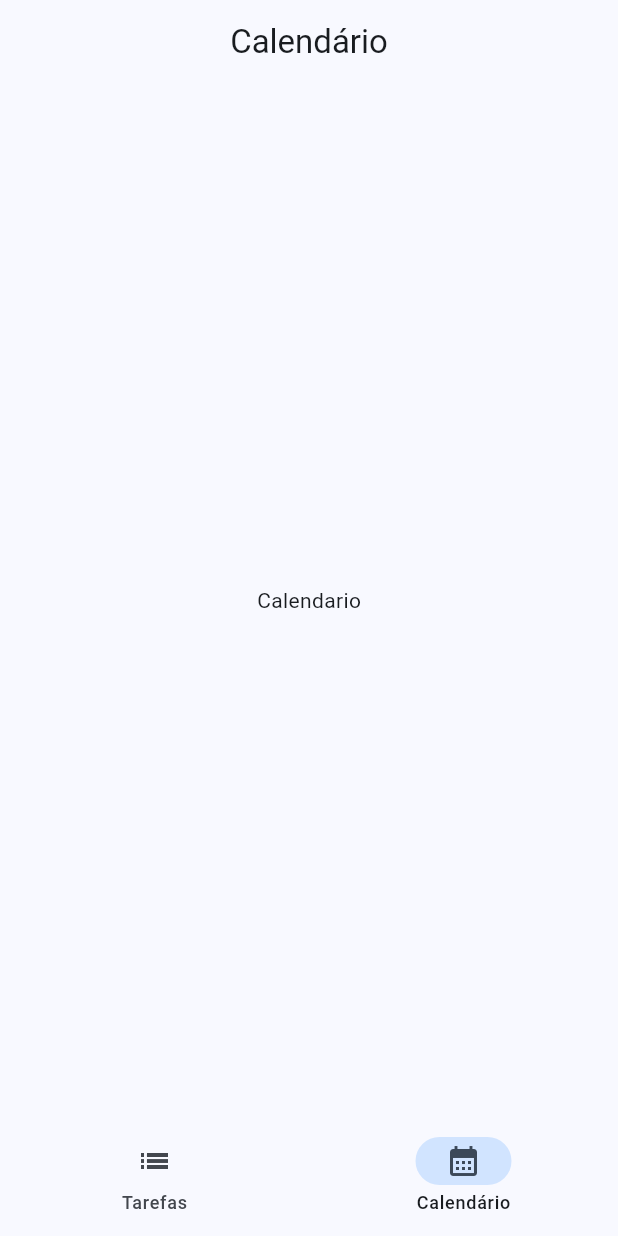
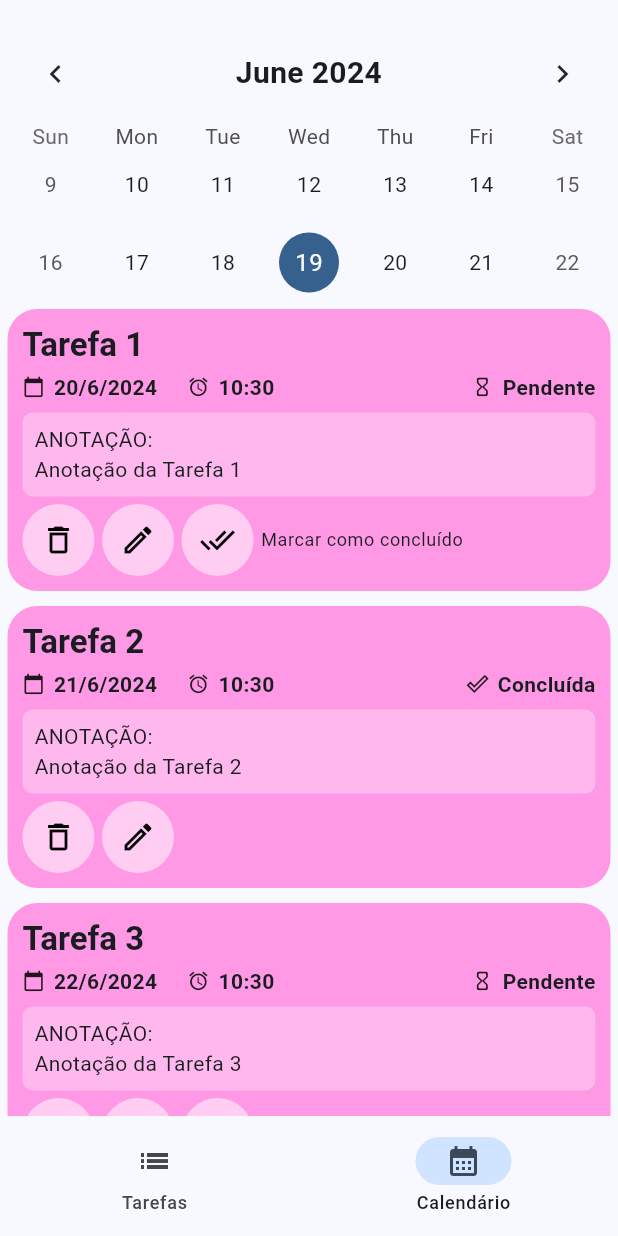
Before and after one commit to leomaiap/TarefasREST, a Flutter app: the screen it shows after launch, item 2 of the bottom bar chosen, on a phone screen of 412 x 824 dp. Run offline on Flutter 3.47's test engine with Material 3 defaults, Android fonts, the phone set to English and light mode, and no system bars; drawn by our look-alikes of table_calendar.

Commit message:
Tela de calendário

```diff
--- a/CLIENTE FLUTTER/lib/model/task.dart
+++ b/CLIENTE FLUTTER/lib/model/task.dart
@@ -51,7 +51,8 @@ class Task {
     return uniqueId;
   }
 
-  static List<Task> mockTasks() {
+  static Future<List<Task>> mockTasks() async {
+    await Future.delayed(const Duration(milliseconds: 10));
     List<Task> tasks = [];
 
     for (int i = 1; i <= 5; i++) {
--- a/CLIENTE FLUTTER/lib/screen/calendario.dart
+++ b/CLIENTE FLUTTER/lib/screen/calendario.dart
@@ -1,4 +1,7 @@
 import 'package:flutter/material.dart';
+import 'package:table_calendar/table_calendar.dart';
+import 'package:tarefas_rest/model/task.dart';
+import 'package:tarefas_rest/widget/taskWidget.dart';
 
 class Calendario extends StatefulWidget {
   const Calendario({super.key});
@@ -8,10 +11,91 @@ class Calendario extends StatefulWidget {
 }
 
 class _CalendarioState extends State<Calendario> {
+  CalendarFormat _calendarFormat = CalendarFormat.twoWeeks;
+  DateTime _focusedDay = DateTime.now();
+  DateTime? _selectedDay;
+  late Future<List<Task>> _futureTasks;
+
+  @override
+  void initState() {
+    super.initState();
+    _futureTasks = Task.mockTasks(); // Mudar pro metodo da APiService (_focusedDay)
+  }
+
+  void _onDaySelected(DateTime selectedDay, DateTime focusedDay) {
+    setState(() {
+      _selectedDay = selectedDay;
+      _focusedDay = focusedDay;
+      _futureTasks = Task.mockTasks(); // Mudar pro metodo da APiService (_focusedDay)
+    });
+  }
+
   @override
   Widget build(BuildContext context) {
-    return Center(
-      child: Text('Calendario'),
+    return Column(
+      children: [
+        Container(
+          padding: const EdgeInsets.fromLTRB(5, 17, 5, 0),
+          child: TableCalendar(
+            firstDay: DateTime.utc(2024, 1, 1),
+            lastDay: DateTime.utc(2030, 12, 31),
+            focusedDay: _focusedDay,
+            calendarFormat: _calendarFormat,
+            selectedDayPredicate: (day) {
+              return isSameDay(_selectedDay, day);
+            },
+            onDaySelected: _onDaySelected,
+            onFormatChanged: (_) {
+              // Não permite mudança de formato
+            },
+            onPageChanged: (focusedDay) {
+              _focusedDay = focusedDay;
+            },
+            calendarStyle: CalendarStyle(
+              todayDecoration: BoxDecoration(
+                color: Theme.of(context).colorScheme.primary,
+                shape: BoxShape.circle,
+              ),
+              selectedDecoration: BoxDecoration(
+                color: Theme.of(context).colorScheme.secondary,
+                shape: BoxShape.circle,
+              ),
+            ),
+            headerStyle: HeaderStyle(
+              formatButtonVisible: false,
+              titleCentered: true,
+              titleTextStyle: TextStyle(
+                fontSize: 20.0,
+                fontWeight: FontWeight.bold,
+                color: Theme.of(context).colorScheme.onSurface,
+              ),
+            ),
+          ),
+        ),
+        Expanded(
+          child: FutureBuilder<List<Task>>(
+            future: _futureTasks,
+            builder: (context, snapshot) {
+              if (snapshot.connectionState == ConnectionState.waiting) {
+                return const Center(child: CircularProgressIndicator());
+              } else if (snapshot.hasError) {
+                return Center(child: Text('Erro: ${snapshot.error}'));
+              } else if (!snapshot.hasData || snapshot.data!.isEmpty) {
+                return const Center(child: Text('Nenhuma tarefa encontrada.'));
+              } else {
+                List<Task> tasks = snapshot.data!;
+                return ListView.builder(
+                  itemCount: tasks.length,
+                  itemBuilder: (context, index) {
+                    Task task = tasks[index];
+                    return TaskWidget(task: task);
+                  },
+                );
+              }
+            },
+          ),
+        ),
+      ],
     );
   }
 }
--- a/CLIENTE FLUTTER/lib/screen/mainScreen.dart
+++ b/CLIENTE FLUTTER/lib/screen/mainScreen.dart
@@ -23,11 +23,13 @@ class _MainScreenState extends State<MainScreen> {
   @override
   Widget build(BuildContext context) {
     return Scaffold(
-      appBar: AppBar(
-        automaticallyImplyLeading: false,
-        title: Text(titles[indexPage]),
-        centerTitle: true,
-      ),
+      appBar: indexPage == 0
+          ? AppBar(
+              automaticallyImplyLeading: false,
+              title: Text(titles[indexPage]),
+              centerTitle: true,
+            )
+          : null,
       body: pages[indexPage],
       bottomNavigationBar: NavigationBarTheme(
         data: NavigationBarThemeData(
--- a/CLIENTE FLUTTER/lib/screen/novaTarefa.dart
+++ b/CLIENTE FLUTTER/lib/screen/novaTarefa.dart
@@ -2,7 +2,6 @@ import 'package:flutter/material.dart';
 import 'package:tarefas_rest/screen/mainScreen.dart';
 import '../model/task.dart';
 import '../service/apiSevice.dart';
-// Importe sua API service aqui se necessário
 
 class NovaTarefa extends StatefulWidget {
   final Task? task;
--- a/CLIENTE FLUTTER/pubspec.yaml
+++ b/CLIENTE FLUTTER/pubspec.yaml
@@ -36,6 +36,7 @@ dependencies:
   # Use with the CupertinoIcons class for iOS style icons.
   cupertino_icons: ^1.0.6
   http: ^1.2.1
+  table_calendar: ^3.1.2
 
 dev_dependencies:
   flutter_test:
```
Also changed, not shown: CLIENTE FLUTTER/lib/screen/mostrarTarefas.dart (+26 -9 lines), CLIENTE FLUTTER/lib/service/apiSevice.dart (+4 -14 lines), CLIENTE FLUTTER/pubspec.lock.
